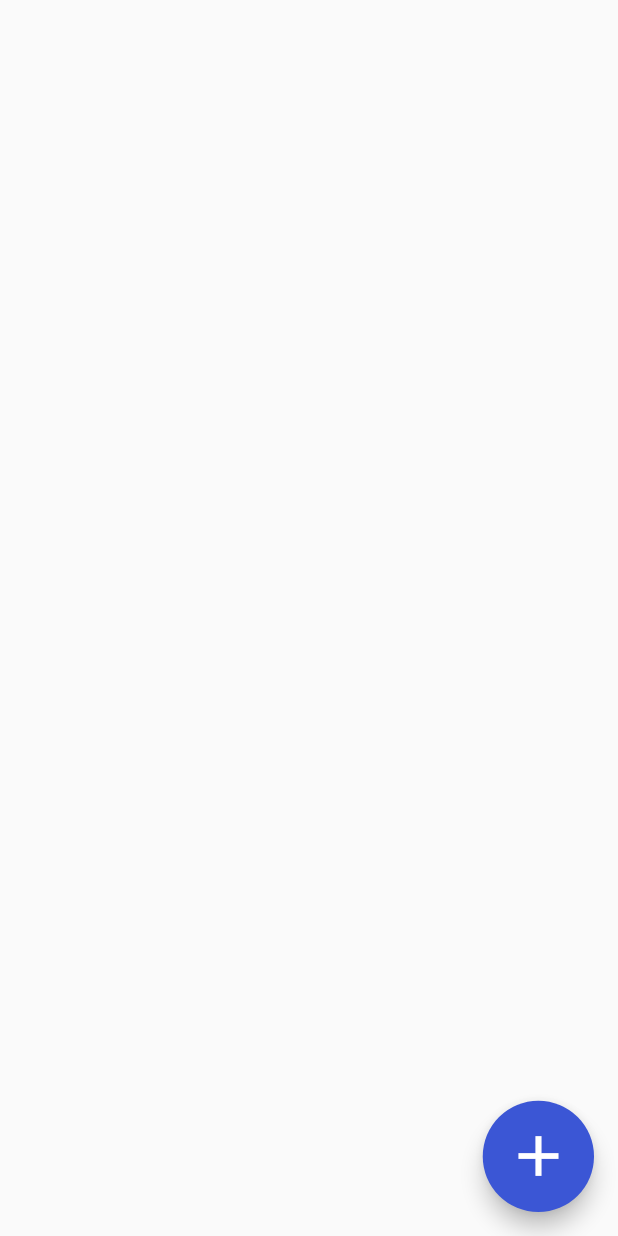
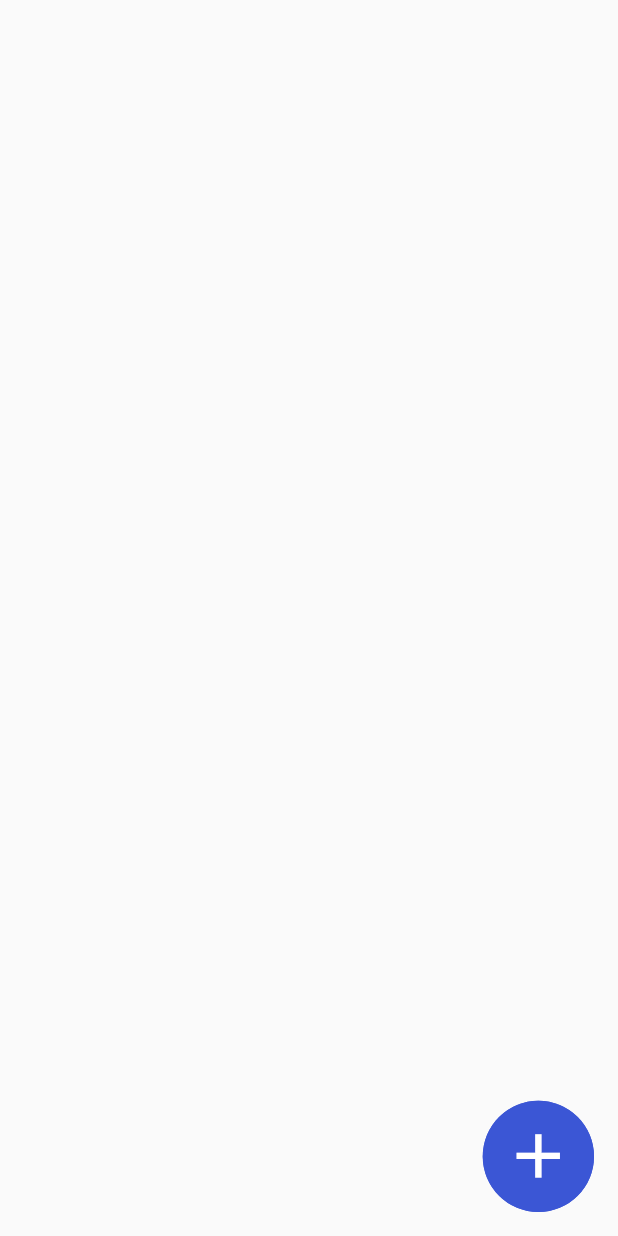
Before and after one commit to Lotura-STAC/STAC-Flutter, a Flutter app: the MainPage screen opened directly, on a phone screen of 412 x 824 dp. Run offline on Flutter 3.47's test engine with Material 2 defaults, Android fonts, the phone set to English and light mode, and no system bars.

Commit message:
Stack으로 감싸기
뒷부분에 컬럼 넣어서 위로 올릴거임

```diff
--- a/lib/screen/main/main_page.dart
+++ b/lib/screen/main/main_page.dart
@@ -1,23 +1,43 @@
 import 'package:flutter/material.dart';
 import 'package:stac_flutter/common/common.dart';
 
-class MainPage extends StatelessWidget {
+class MainPage extends StatefulWidget {
   const MainPage({super.key});
 
   @override
+  State<MainPage> createState() => _MainPageState();
+}
+
+class _MainPageState extends State<MainPage> {
+  @override
   Widget build(BuildContext context) {
     return Scaffold(
-      floatingActionButton: SizedBox(
-        width: MediaQuery.of(context).size.width * 0.18,
-        height: MediaQuery.of(context).size.width * 0.18,
-        child: FloatingActionButton(
-          backgroundColor: CustomColor.pointColor,
-          onPressed: () {},
-          child: Icon(
-            Icons.add,
-            size: MediaQuery.of(context).size.width * 0.11,
+      floatingActionButton: Stack(
+        children: [
+          AnimatedContainer(
+            duration: Duration(milliseconds: 700),
+            curve: Curves.easeIn,
+            width: MediaQuery.of(context).size.width * 0.18,
+            height: MediaQuery.of(context).size.width * 0.18,
+            decoration: BoxDecoration(
+              color: CustomColor.pointColor,
+              borderRadius: BorderRadius.circular(99.0),
+            ),
           ),
-        ),
+          Container(
+            width: MediaQuery.of(context).size.width * 0.18,
+            height: MediaQuery.of(context).size.width * 0.18,
+            decoration: BoxDecoration(
+              color: CustomColor.pointColor,
+              borderRadius: BorderRadius.circular(99.0),
+            ),
+            child: Icon(
+              Icons.add,
+              color: Colors.white,
+              size: MediaQuery.of(context).size.width * 0.12,
+            ),
+          ),
+        ],
       ),
     );
   }
```
